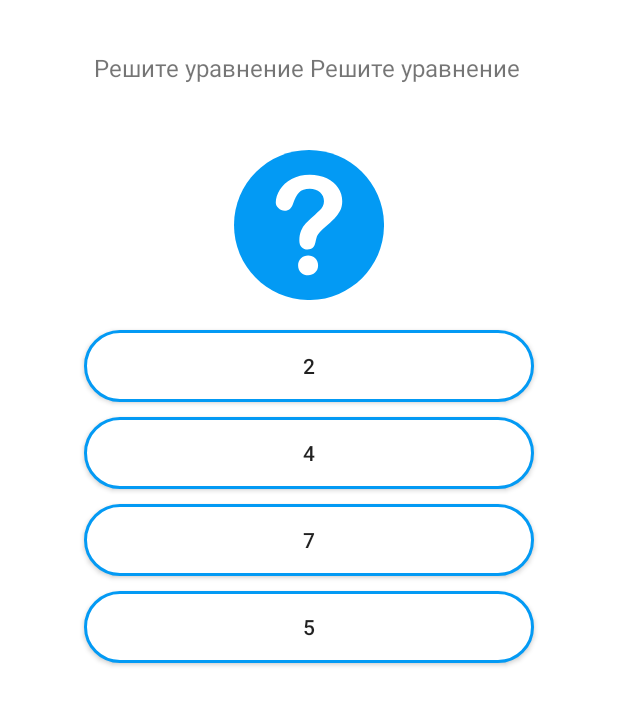
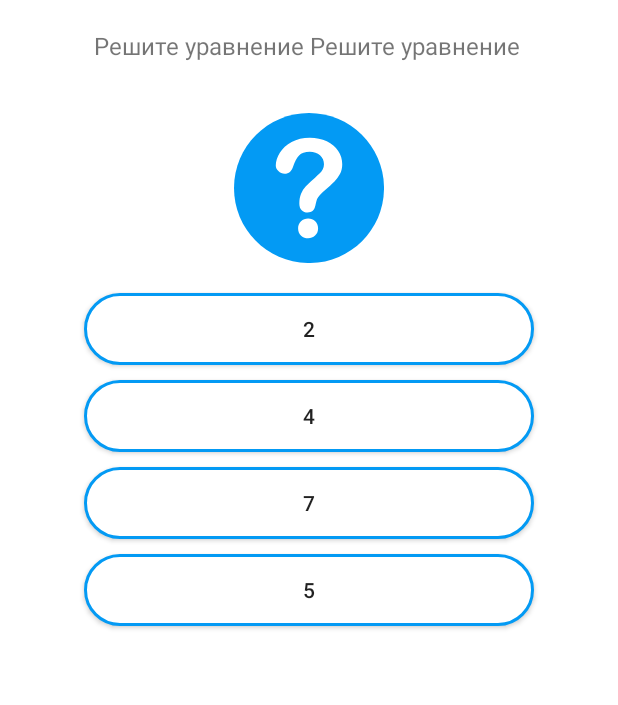
Before and after one commit to steperchuk/SmartLocker, an Android app: the LockScreenActivity screen opened directly, with no data from a screen before it, on a phone screen of 412 x 824 dp. Shown: the top 705 px of the screen. Run offline under Robolectric (Android 15) with nearby library versions, the phone set to English and light mode, and no system bars; 16 statements that could not run were skipped.

Commit message:
Fix layout

```diff
--- a/app/src/main/java/me/sergeyteperchuk/lockscreen/LockScreenActivity.java
+++ b/app/src/main/java/me/sergeyteperchuk/lockscreen/LockScreenActivity.java
@@ -3,6 +3,7 @@ package me.sergeyteperchuk.lockscreen;
 
 import android.support.v7.app.AppCompatActivity;
 import android.os.Bundle;
+import android.text.method.ScrollingMovementMethod;
 import android.view.Menu;
 import android.view.View;
 import android.view.WindowManager;
@@ -53,6 +54,7 @@ public class LockScreenActivity extends AppCompatActivity implements View.OnClic
 
         questionLabel = (TextView) findViewById(R.id.question);
         questionLabel.setText(question.Question);
+        questionLabel.setMovementMethod(new ScrollingMovementMethod());
 
         image = (ImageView) findViewById(R.id.imageQuestion);
 
--- a/app/src/main/res/layout/activity_lock_screen.xml
+++ b/app/src/main/res/layout/activity_lock_screen.xml
@@ -11,12 +11,12 @@
     <TextView
         android:id="@+id/question"
         android:layout_width="wrap_content"
-        android:layout_height="70dp"
+        android:layout_height="50dp"
         android:layout_centerHorizontal="true"
         android:gravity="center"
         android:layout_marginBottom="10dp"
         android:layout_marginLeft="20dp"
-        android:layout_marginTop="10dp"
+        android:layout_marginTop="5dp"
         android:maxLines="4"
         android:scrollbars="vertical"
         android:text="Решите уравнение Решите уравнение "
@@ -98,6 +98,7 @@
         android:layout_marginTop="10dp"
         android:layout_below="@id/answer_Result"
         android:text="Верный ответ: х = 2"
+        android:layout_marginBottom="5dp"
         android:textSize="14sp" />
 
 </RelativeLayout>
```
